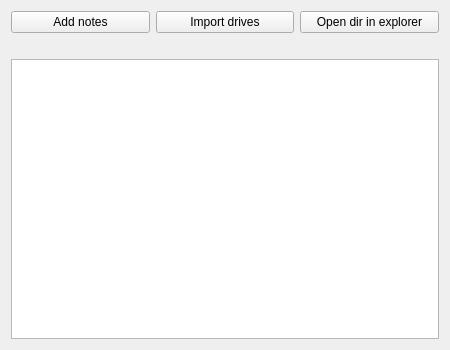
Above: Lab2/widget.ui from Hybridlo/2-year-1-semester before the change. Below: the same form after it.
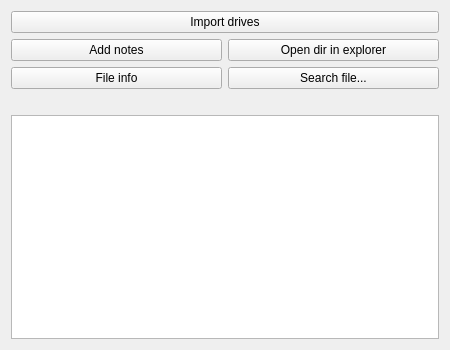
That is the form after the change.

Commit message: done everything except search by metadata

The edit to the form file:
```diff
--- a/Lab2/widget.ui
+++ b/Lab2/widget.ui
@@ -10,38 +10,58 @@
     <height>350</height>
    </rect>
   </property>
+  <property name="minimumSize">
+   <size>
+    <width>450</width>
+    <height>0</height>
+   </size>
+  </property>
   <property name="windowTitle">
    <string>Widget</string>
   </property>
   <layout class="QGridLayout" name="gridLayout">
-   <item row="0" column="1">
-    <widget class="QPushButton" name="pushButton">
+   <item row="2" column="0">
+    <widget class="QPushButton" name="pushButton_4">
      <property name="text">
-      <string>Import drives</string>
+      <string>File info</string>
      </property>
     </widget>
    </item>
-   <item row="0" column="2">
+   <item row="1" column="1">
     <widget class="QPushButton" name="pushButton_2">
      <property name="text">
       <string>Open dir in explorer</string>
      </property>
     </widget>
    </item>
-   <item row="0" column="0">
+   <item row="3" column="0" colspan="2">
+    <widget class="QLabel" name="label">
+     <property name="text">
+      <string/>
+     </property>
+    </widget>
+   </item>
+   <item row="1" column="0">
     <widget class="QPushButton" name="pushButton_3">
      <property name="text">
       <string>Add notes</string>
      </property>
     </widget>
    </item>
-   <item row="2" column="0" colspan="3">
+   <item row="4" column="0" colspan="2">
     <widget class="QListWidget" name="listWidget"/>
    </item>
-   <item row="1" column="0" colspan="3">
-    <widget class="QLabel" name="label">
+   <item row="0" column="0" colspan="2">
+    <widget class="QPushButton" name="pushButton">
      <property name="text">
-      <string/>
+      <string>Import drives</string>
+     </property>
+    </widget>
+   </item>
+   <item row="2" column="1">
+    <widget class="QPushButton" name="pushButton_5">
+     <property name="text">
+      <string>Search file...</string>
      </property>
     </widget>
    </item>
```
The commit also changes 9 other files.
